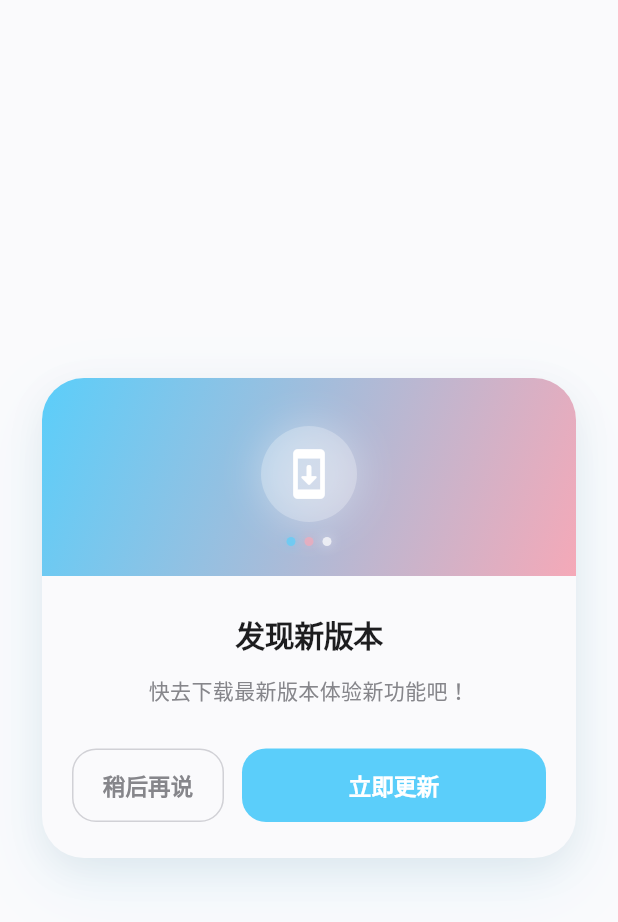
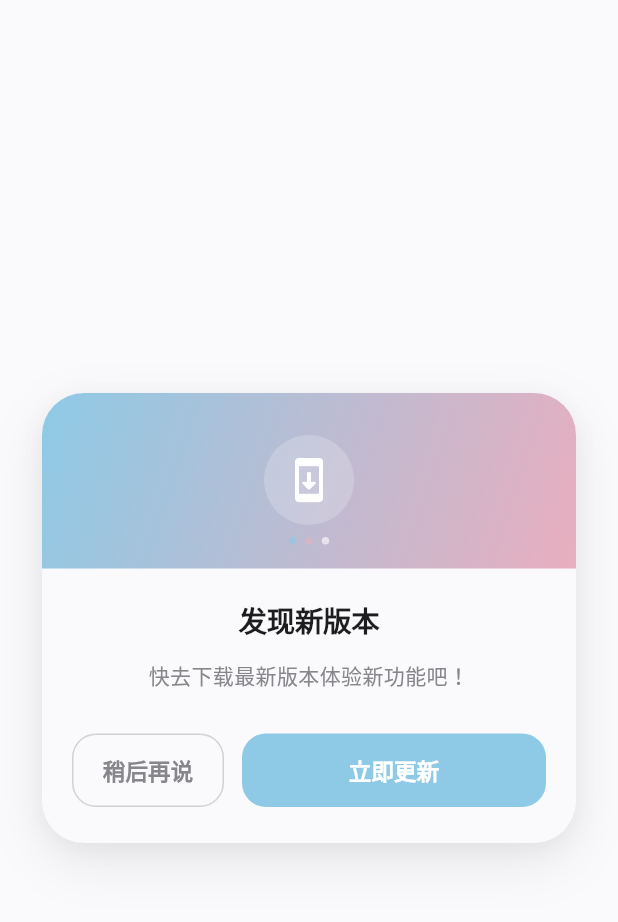
Before and after one commit to Trans-Prism/Trans-Prism, a Flutter app: the UpdateDialog widget shown alone on an empty page, opened directly with empty values, on a phone screen of 412 x 824 dp. Shown: the top 922 px of the screen. Run offline on Flutter 3.47's test engine with Material 3 defaults, Android fonts, the phone set to English and light mode, and no system bars; our stand-ins replace audioplayers, dio, file_picker, flutter_image_compress, flutter_local_notifications, flutter_svg and 9 more; missing offline and left inert: pitch_detector_dart, record, webview_flutter_android, webview_flutter_wkwebview; accounts and stored records are empty; network calls fail.

Commit message:
chore: bump to v1.5.6, fix update dialog styling, update Star History embed

```diff
--- a/lib/widgets/update_dialog.dart
+++ b/lib/widgets/update_dialog.dart
@@ -51,14 +51,14 @@ class UpdateDialog extends StatelessWidget {
           borderRadius: BorderRadius.circular(28),
           boxShadow: [
             BoxShadow(
-              color: const Color(0xFF5BCEFA).withOpacity(0.12),
-              blurRadius: 40,
-              offset: const Offset(0, 16),
+              color: Colors.black.withOpacity(0.08),
+              blurRadius: 30,
+              offset: const Offset(0, 12),
             ),
             BoxShadow(
-              color: Colors.black.withOpacity(0.06),
-              blurRadius: 20,
-              offset: const Offset(0, 8),
+              color: Colors.black.withOpacity(0.04),
+              blurRadius: 12,
+              offset: const Offset(0, 4),
             ),
           ],
         ),
@@ -78,10 +78,10 @@ class UpdateDialog extends StatelessWidget {
   Widget _buildHeader() {
     return Container(
       width: double.infinity,
-      padding: const EdgeInsets.only(top: 32, bottom: 20),
+      padding: const EdgeInsets.only(top: 28, bottom: 16),
       decoration: const BoxDecoration(
         gradient: LinearGradient(
-          colors: [Color(0xFF5BCEFA), Color(0xFFF5A9B8)],
+          colors: [Color(0xFF8ECAE6), Color(0xFFE8AEBF)],
           begin: Alignment.topLeft,
           end: Alignment.bottomRight,
         ),
@@ -93,34 +93,27 @@ class UpdateDialog extends StatelessWidget {
       child: Column(
         children: [
           Container(
-            width: 64,
-            height: 64,
+            width: 60,
+            height: 60,
             decoration: BoxDecoration(
               shape: BoxShape.circle,
-              color: Colors.white.withOpacity(0.25),
-              boxShadow: [
-                BoxShadow(
-                  color: Colors.white.withOpacity(0.3),
-                  blurRadius: 20,
-                  spreadRadius: 2,
-                ),
-              ],
+              color: Colors.white.withOpacity(0.20),
             ),
             child: const Icon(
               Icons.system_update_rounded,
-              size: 36,
+              size: 32,
               color: Colors.white,
             ),
           ),
-          const SizedBox(height: 10),
+          const SizedBox(height: 8),
           Row(
             mainAxisAlignment: MainAxisAlignment.center,
             children: [
-              _buildGlowDot(const Color(0xFF5BCEFA)),
+              _buildGlowDot(const Color(0xFF8ECAE6)),
               const SizedBox(width: 6),
-              _buildGlowDot(const Color(0xFFF5A9B8)),
+              _buildGlowDot(const Color(0xFFE8AEBF)),
               const SizedBox(width: 6),
-              _buildGlowDot(Colors.white),
+              _buildGlowDot(Colors.white70),
             ],
           ),
         ],
@@ -130,28 +123,25 @@ class UpdateDialog extends StatelessWidget {
 
   Widget _buildGlowDot(Color color) {
     return Container(
-      width: 6,
-      height: 6,
+      width: 5,
+      height: 5,
       decoration: BoxDecoration(
         shape: BoxShape.circle,
-        color: color.withOpacity(0.7),
-        boxShadow: [
-          BoxShadow(color: color.withOpacity(0.5), blurRadius: 6),
-        ],
+        color: color.withOpacity(0.6),
       ),
     );
   }
 
   Widget _buildTitle() {
     return Padding(
-      padding: const EdgeInsets.fromLTRB(24, 24, 24, 4),
+      padding: const EdgeInsets.fromLTRB(24, 20, 24, 4),
       child: Text(
         '发现新版本 $version',
         style: const TextStyle(
-          fontSize: 20,
-          fontWeight: FontWeight.w800,
+          fontSize: 19,
+          fontWeight: FontWeight.w700,
           color: Color(0xFF1D1D1F),
-          letterSpacing: -0.3,
+          letterSpacing: -0.2,
         ),
         textAlign: TextAlign.center,
       ),
@@ -224,14 +214,13 @@ class UpdateDialog extends StatelessWidget {
             child: ElevatedButton(
               onPressed: () => _handleUpdateNow(context),
               style: ElevatedButton.styleFrom(
-                backgroundColor: const Color(0xFF5BCEFA),
+                backgroundColor: const Color(0xFF8ECAE6),
                 foregroundColor: Colors.white,
                 elevation: 0,
                 padding: const EdgeInsets.symmetric(vertical: 14),
                 shape: RoundedRectangleBorder(
                   borderRadius: BorderRadius.circular(16),
                 ),
-                shadowColor: const Color(0xFF5BCEFA).withOpacity(0.3),
               ),
               child: const Text(
                 '立即更新',
--- a/pubspec.yaml
+++ b/pubspec.yaml
@@ -2,7 +2,7 @@ name: trans_prism
 description: "稳态光盒 (Trans Prism) - 一站式 HRT 用药提醒与离线知识库终端"
 publish_to: 'none'
 
-version: 1.5.5
+version: 1.5.6
 
 environment:
   sdk: '>=3.4.0 <4.0.0'
```
